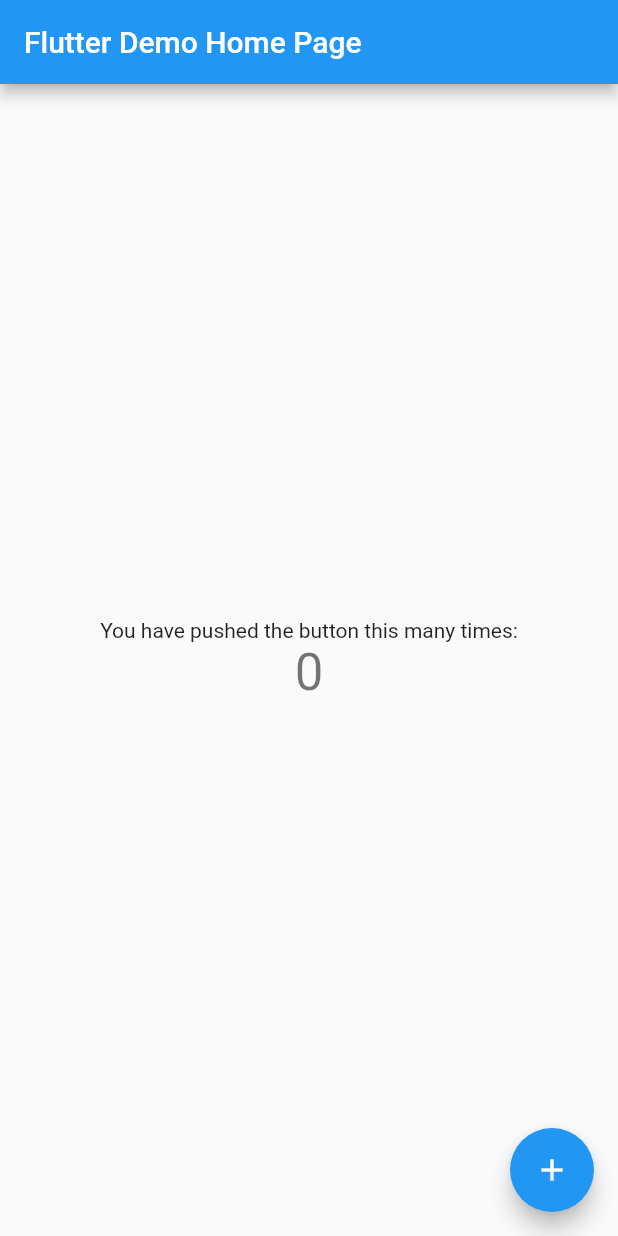
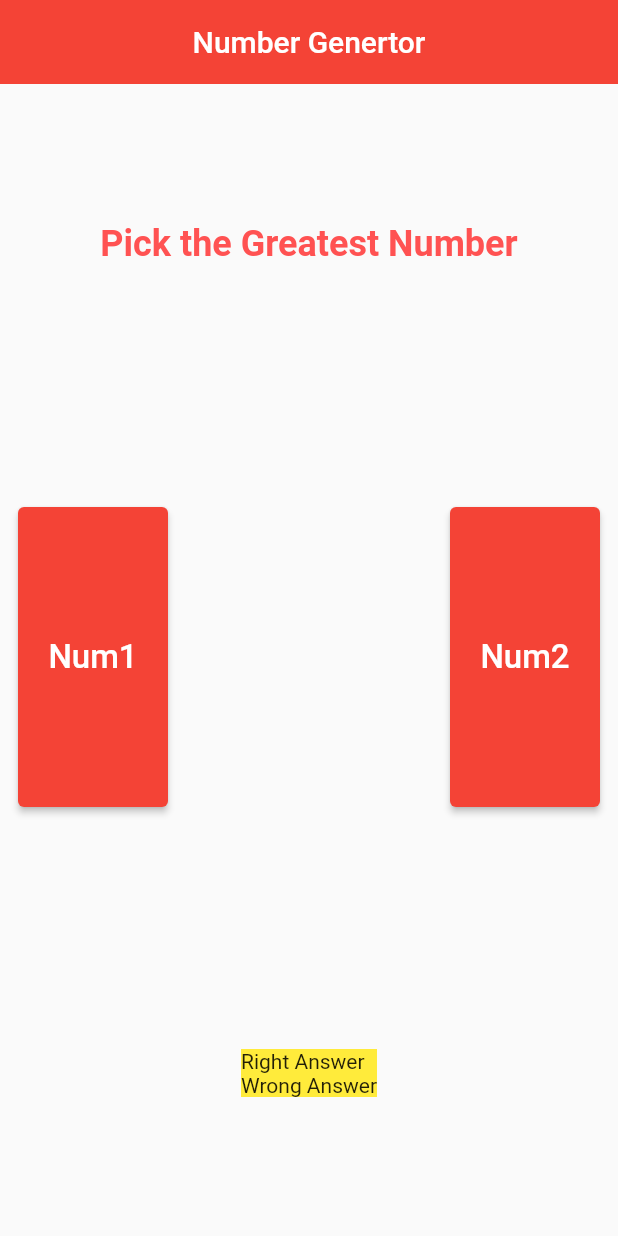
Before and after one commit to Inish-Bashyal/number_generator, a Flutter app: the screen it shows after launch, on a phone screen of 412 x 824 dp. Run offline on Flutter 3.47's test engine with Material 2 defaults, Android fonts, the phone set to English and light mode, and no system bars.

Commit message:
front-end started

```diff
--- /dev/null
+++ b/lib/app.dart
@@ -0,0 +1,17 @@
+import 'package:flutter/material.dart';
+import 'package:number_generator/view/dashboard_view.dart';
+
+class App extends StatelessWidget {
+  const App({super.key});
+
+  @override
+  Widget build(BuildContext context) {
+    return MaterialApp(
+      debugShowCheckedModeBanner: false,
+      initialRoute: '/',
+      routes: {
+        '/': (context) => const DashBoardView(),
+      },
+    );
+  }
+}
--- a/lib/main.dart
+++ b/lib/main.dart
@@ -1,115 +1,8 @@
 import 'package:flutter/material.dart';
+import 'package:number_generator/app.dart';
 
 void main() {
-  runApp(const MyApp());
+  runApp(
+    App(),
+  );
 }
-
-class MyApp extends StatelessWidget {
-  const MyApp({super.key});
-
-  // This widget is the root of your application.
-  @override
-  Widget build(BuildContext context) {
-    return MaterialApp(
-      title: 'Flutter Demo',
-      theme: ThemeData(
-        // This is the theme of your application.
-        //
-        // Try running your application with "flutter run". You'll see the
-        // application has a blue toolbar. Then, without quitting the app, try
-        // changing the primarySwatch below to Colors.green and then invoke
-        // "hot reload" (press "r" in the console where you ran "flutter run",
-        // or simply save your changes to "hot reload" in a Flutter IDE).
-        // Notice that the counter didn't reset back to zero; the application
-        // is not restarted.
-        primarySwatch: Colors.blue,
-      ),
-      home: const MyHomePage(title: 'Flutter Demo Home Page'),
-    );
-  }
-}
-
-class MyHomePage extends StatefulWidget {
-  const MyHomePage({super.key, required this.title});
-
-  // This widget is the home page of your application. It is stateful, meaning
-  // that it has a State object (defined below) that contains fields that affect
-  // how it looks.
-
-  // This class is the configuration for the state. It holds the values (in this
-  // case the title) provided by the parent (in this case the App widget) and
-  // used by the build method of the State. Fields in a Widget subclass are
-  // always marked "final".
-
-  final String title;
-
-  @override
-  State<MyHomePage> createState() => _MyHomePageState();
-}
-
-class _MyHomePageState extends State<MyHomePage> {
-  int _counter = 0;
-
-  void _incrementCounter() {
-    setState(() {
-      // This call to setState tells the Flutter framework that something has
-      // changed in this State, which causes it to rerun the build method below
-      // so that the display can reflect the updated values. If we changed
-      // _counter without calling setState(), then the build method would not be
-      // called again, and so nothing would appear to happen.
-      _counter++;
-    });
-  }
-
-  @override
-  Widget build(BuildContext context) {
-    // This method is rerun every time setState is called, for instance as done
-    // by the _incrementCounter method above.
-    //
-    // The Flutter framework has been optimized to make rerunning build methods
-    // fast, so that you can just rebuild anything that needs updating rather
-    // than having to individually change instances of widgets.
-    return Scaffold(
-      appBar: AppBar(
-        // Here we take the value from the MyHomePage object that was created by
-        // the App.build method, and use it to set our appbar title.
-        title: Text(widget.title),
-      ),
-      body: Center(
-        // Center is a layout widget. It takes a single child and positions it
-        // in the middle of the parent.
-        child: Column(
-          // Column is also a layout widget. It takes a list of children and
-          // arranges them vertically. By default, it sizes itself to fit its
-          // children horizontally, and tries to be as tall as its parent.
-          //
-          // Invoke "debug painting" (press "p" in the console, choose the
-          // "Toggle Debug Paint" action from the Flutter Inspector in Android
-          // Studio, or the "Toggle Debug Paint" command in Visual Studio Code)
-          // to see the wireframe for each widget.
-          //
-          // Column has various properties to control how it sizes itself and
-          // how it positions its children. Here we use mainAxisAlignment to
-          // center the children vertically; the main axis here is the vertical
-          // axis because Columns are vertical (the cross axis would be
-          // horizontal).
-          mainAxisAlignment: MainAxisAlignment.center,
-          children: <Widget>[
-            const Text(
-              'You have pushed the button this many times:',
-            ),
-            Text(
-              '$_counter',
-              style: Theme.of(context).textTheme.headlineMedium,
-            ),
-          ],
-        ),
-      ),
-      floatingActionButton: FloatingActionButton(
-        onPressed: _incrementCounter,
-        tooltip: 'Increment',
-        child: const Icon(Icons.add),
-      ), // This trailing comma makes auto-formatting nicer for build methods.
-    );
-  }
-}
--- /dev/null
+++ b/lib/view/dashboard_view.dart
@@ -0,0 +1,96 @@
+import 'package:flutter/material.dart';
+
+class DashBoardView extends StatefulWidget {
+  const DashBoardView({super.key});
+
+  @override
+  State<DashBoardView> createState() => _DashBoardViewState();
+}
+
+class _DashBoardViewState extends State<DashBoardView> {
+  @override
+  Widget build(BuildContext context) {
+    return Scaffold(
+      appBar: AppBar(
+        backgroundColor: Colors.red,
+        title: const Text(
+          'Number Genertor',
+          style: TextStyle(color: Colors.white),
+        ),
+        centerTitle: true,
+        elevation: 0,
+      ),
+      body: SafeArea(
+        child: Padding(
+          padding: const EdgeInsets.all(
+            12,
+          ),
+          child: Column(
+            mainAxisAlignment: MainAxisAlignment.spaceAround,
+            children: [
+              RichText(
+                text: const TextSpan(
+                  text: 'Pick the Greatest Number',
+                  style: TextStyle(
+                    color: Colors.redAccent,
+                    fontSize: 24,
+                    fontWeight: FontWeight.bold,
+                  ),
+                ),
+              ),
+              Row(
+                children: [
+                  SizedBox(
+                    height: 200,
+                    width: 100,
+                    child: ElevatedButton(
+                      onPressed: () {},
+                      style: ElevatedButton.styleFrom(
+                        backgroundColor: Colors.red,
+                      ),
+                      child: const Text(
+                        'Num1',
+                        style: TextStyle(
+                          fontSize: 22,
+                        ),
+                      ),
+                    ),
+                  ),
+                  const Spacer(),
+                  SizedBox(
+                    height: 200,
+                    width: 100,
+                    child: ElevatedButton(
+                      onPressed: () {},
+                      style: ElevatedButton.styleFrom(
+                        backgroundColor: Colors.red,
+                      ),
+                      child: const Text(
+                        'Num2',
+                        style: TextStyle(
+                          fontSize: 22,
+                        ),
+                      ),
+                    ),
+                  ),
+                ],
+              ),
+              Container(
+                color: Colors.yellow,
+                // child: const Text('Wrong Answer'),
+                child: Column(
+                  mainAxisAlignment: MainAxisAlignment.spaceBetween,
+                  crossAxisAlignment: CrossAxisAlignment.start,
+                  children: const [
+                    Text('Right Answer'),
+                    Text('Wrong Answer'),
+                  ],
+                ),
+              ),
+            ],
+          ),
+        ),
+      ),
+    );
+  }
+}
```
Also changed, not shown: 1 other file.
